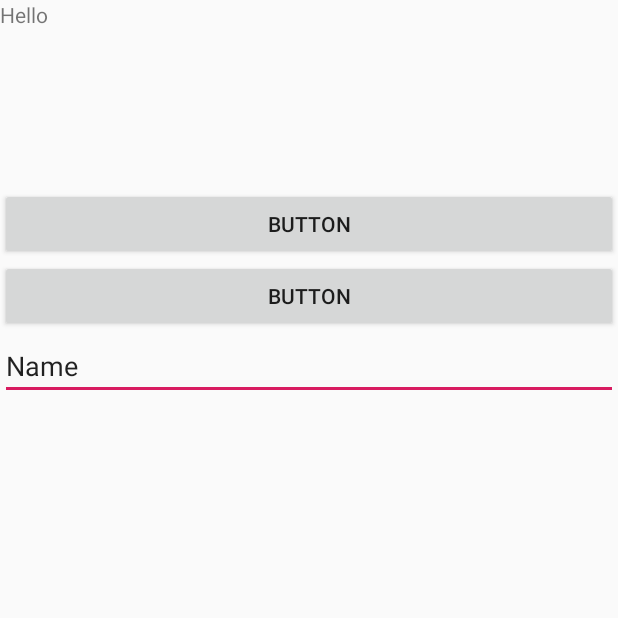
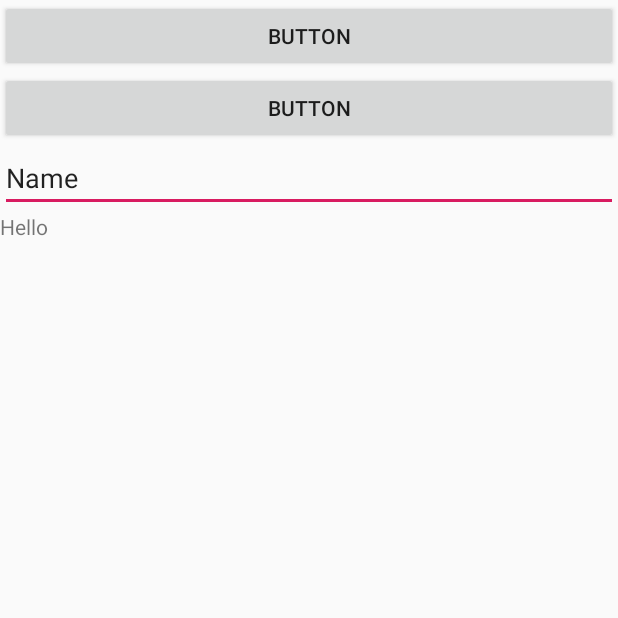
Before and after one commit to acerasoni/DroidTracker, an Android app: the screen it shows after launch (MainActivity), on a phone screen of 412 x 824 dp, the top half of it. Run offline under Robolectric (Android 15) with nearby library versions, the phone set to English and light mode, and no system bars; libraries missing offline, so code that uses them is left out: com.survivingwithandroid.weather; pictures from the network do not load; 3 statements that could not run were skipped.

Commit message:
Navigation functionality

```diff
--- a/app/src/main/res/layout/activity_main.xml
+++ b/app/src/main/res/layout/activity_main.xml
@@ -6,11 +6,6 @@
   android:layout_height="match_parent"
   android:orientation="vertical"
   tools:context=".android.activity.MainActivity" >
-  <fragment
-    android:id="@+id/fragment"
-    android:name="com.ltm.runningtracker.android.activity.UserProfileFragment"
-    android:layout_width="match_parent"
-    android:layout_height="125dp" />
   <Button
     android:id="@+id/button"
     android:layout_width="match_parent"
@@ -30,4 +25,11 @@
     android:ems="10"
     android:inputType="textPersonName"
     android:text="Name" />
+  <fragment
+    android:id="@+id/fragment2"
+    android:name="androidx.navigation.fragment.NavHostFragment"
+    android:layout_width="match_parent"
+    android:layout_height="match_parent"
+    app:defaultNavHost="true"
+    app:navGraph="@navigation/nav_graph" />
 </LinearLayout>
--- a/app/src/main/res/navigation/nav_graph.xml
+++ b/app/src/main/res/navigation/nav_graph.xml
@@ -1,5 +1,13 @@
 <?xml version="1.0" encoding="utf-8"?>
 <navigation xmlns:android="http://schemas.android.com/apk/res/android"
-  xmlns:app="http://schemas.android.com/apk/res-auto" android:id="@+id/nav_graph">
+  xmlns:app="http://schemas.android.com/apk/res-auto"
+  xmlns:tools="http://schemas.android.com/tools"
+  android:id="@+id/nav_graph"
+  app:startDestination="@id/userProfileFragment">
 
+  <fragment
+    android:id="@+id/userProfileFragment"
+    android:name="com.ltm.runningtracker.android.activity.UserProfileFragment"
+    android:label="user_profile_fragment"
+    tools:layout="@layout/user_profile_fragment" />
 </navigation>
```
